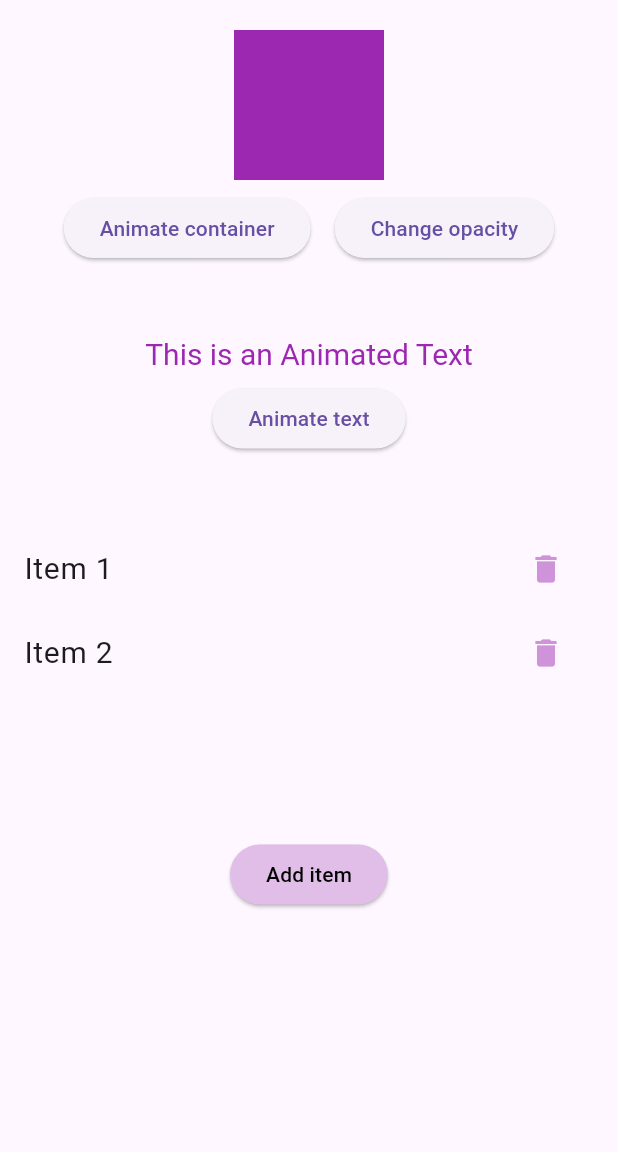
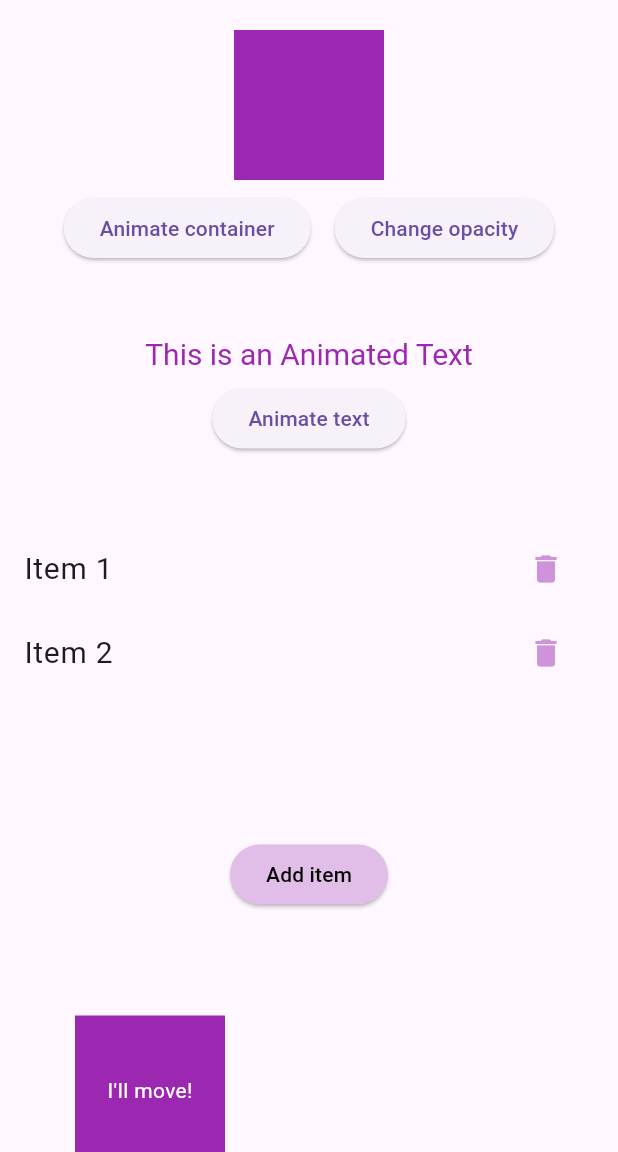
Before and after one commit to Nardo2002/linkdev-flutter-animation1, a Flutter app: the screen it shows after launch, on a phone screen of 412 x 824 dp, the part 84-1236 px from its top. Run offline on Flutter 3.47's test engine with Material 3 defaults, Android fonts, the phone set to English and light mode, and no system bars.

Commit message:
added animated positioned

```diff
--- a/lib/animated_container.dart
+++ b/lib/animated_container.dart
@@ -38,6 +38,7 @@ class AnimatedContainerWidgetState extends State<AnimatedContainerWidget> {
       child: Column(
         children: [
           AnimatedOpacity(
+            curve: Curves.easeInOut,
             opacity: _opacity,
             duration: const Duration(seconds: 1),
             child: AnimatedContainer(
--- a/lib/animated_list.dart
+++ b/lib/animated_list.dart
@@ -64,7 +64,7 @@ class AnimatedListItemsState extends State<AnimatedListItems> {
             ),
           ),
           Padding(
-            padding: const EdgeInsets.all(8.0),
+            padding: const EdgeInsets.only(top: 8.0),
             child: ElevatedButton(
               onPressed: () {
                 _addItem();
--- /dev/null
+++ b/lib/animated_positioned.dart
@@ -0,0 +1,54 @@
+import 'package:flutter/material.dart';
+
+class AnimatedPositionedWidget extends StatefulWidget {
+  const AnimatedPositionedWidget({super.key});
+
+  @override
+  AnimatedPositionedWidgetState createState() =>
+      AnimatedPositionedWidgetState();
+}
+
+class AnimatedPositionedWidgetState extends State<AnimatedPositionedWidget> {
+  bool _isMoved = false;
+
+  @override
+  Widget build(BuildContext context) {
+    return SizedBox(
+      width: 500,
+      height: 300,
+      child: Stack(
+        children: [
+          AnimatedPositioned(
+            duration: const Duration(seconds: 1),
+            curve: Curves.easeInOut,
+            left: _isMoved ? 100 : 50,
+            top: _isMoved ? 100 : 50,
+            child: Container(
+              width: 100,
+              height: 100,
+              color: Colors.purple,
+              child: const Center(
+                child: Text(
+                  "I'll move!",
+                  style: TextStyle(color: Colors.white,),
+                ),
+              ),
+            ),
+          ),
+          Positioned(
+            bottom: 50,
+            right: 120,
+            child: ElevatedButton(
+              onPressed: () {
+                setState(() {
+                  _isMoved = !_isMoved;
+                });
+              },
+              child: const Text('Move Widget'),
+            ),
+          ),
+        ],
+      ),
+    );
+  }
+}
--- a/lib/main.dart
+++ b/lib/main.dart
@@ -2,6 +2,7 @@ import 'package:flutter/material.dart';
 import 'animated_container.dart';
 import 'animated_text.dart';
 import 'animated_list.dart';
+import 'animated_positioned.dart';
 
 void main() {
   runApp(const MainApp());
@@ -26,6 +27,7 @@ class MainApp extends StatelessWidget {
               AnimatedContainerWidget(),
               AnimatedText(),
               AnimatedListItems(),
+              AnimatedPositionedWidget(),
               ],
           ),
        ),
```
